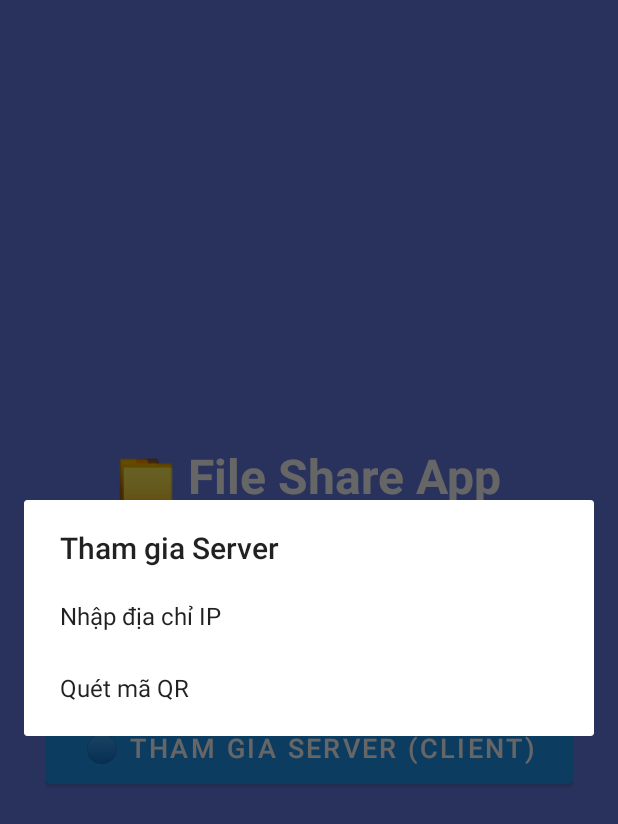
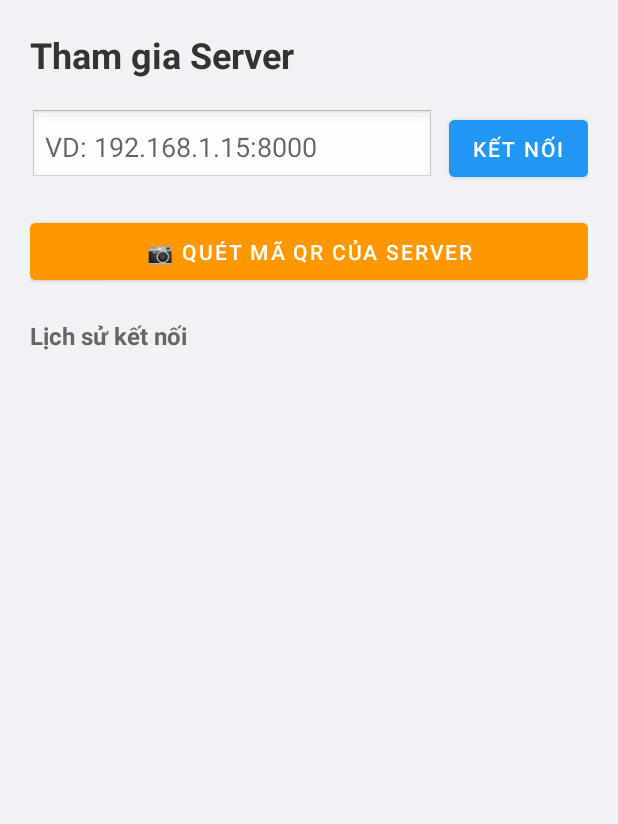
Before and after one commit to Automatic-Anywhere/file-share-app, an Android app: the screen it shows after launch (MainActivity), after a tap on "🔵 THAM GIA SERVER (CLIENT)", on a phone screen of 412 x 824 dp. Shown: the top 824 px of the screen. Run offline under Robolectric (Android 15) with nearby library versions, the phone set to English and light mode, and no system bars; libraries missing offline, so code that uses them is left out: com.google.zxing.integration; 1 statement that could not run was skipped.

Commit message:
Update MainActivity.java

```diff
--- a/app/src/main/java/com/yourname/fileshare/MainActivity.java
+++ b/app/src/main/java/com/yourname/fileshare/MainActivity.java
@@ -4,25 +4,39 @@ import android.annotation.SuppressLint;
 import android.app.DownloadManager;
 import android.content.Context;
 import android.content.Intent;
+import android.content.SharedPreferences;
 import android.net.Uri;
 import android.os.Bundle;
 import android.os.Environment;
 import android.view.View;
+import android.view.ViewGroup;
 import android.webkit.URLUtil;
 import android.webkit.ValueCallback;
 import android.webkit.WebChromeClient;
 import android.webkit.WebSettings;
 import android.webkit.WebView;
 import android.webkit.WebViewClient;
+import android.widget.ArrayAdapter;
+import android.widget.Button;
+import android.widget.EditText;
 import android.widget.LinearLayout;
+import android.widget.ListView;
+import android.widget.TextView;
 import android.widget.Toast;
 
+import androidx.annotation.NonNull;
+import androidx.annotation.Nullable;
 import androidx.appcompat.app.AppCompatActivity;
 
 import com.google.zxing.integration.android.IntentIntegrator;
 import com.google.zxing.integration.android.IntentResult;
 
+import org.json.JSONArray;
+import org.json.JSONException;
+
 import java.io.IOException;
+import java.util.ArrayList;
+import java.util.List;
 
 public class MainActivity extends AppCompatActivity {
 
@@ -31,35 +45,97 @@ public class MainActivity extends AppCompatActivity {
 
     private FileShareServer server;
     private WebView webView;
-    private LinearLayout selectionLayout, webLayout;
+    private LinearLayout selectionLayout, webLayout, clientLayout;
     private ValueCallback<Uri[]> filePathCallback;
+
+    // Lịch sử kết nối
+    private List<String> historyList = new ArrayList<>();
+    private ArrayAdapter<String> historyAdapter;
+    private SharedPreferences prefs;
 
     @Override
     protected void onCreate(Bundle savedInstanceState) {
         super.onCreate(savedInstanceState);
         setContentView(R.layout.activity_main);
 
+        prefs = getSharedPreferences("FileSharePrefs", MODE_PRIVATE);
+
         webView = findViewById(R.id.webView);
         selectionLayout = findViewById(R.id.selectionLayout);
         webLayout = findViewById(R.id.webLayout);
+        clientLayout = findViewById(R.id.clientLayout);
 
+        // --- MÀN HÌNH CHỌN BAN ĐẦU ---
         findViewById(R.id.btnHost).setOnClickListener(v -> startHostMode());
-        findViewById(R.id.btnClient).setOnClickListener(v -> startClientMode());
+        findViewById(R.id.btnClient).setOnClickListener(v -> showClientMode());
 
-        // NÚT QUAY LẠI: Xoá sạch Server và Dữ liệu
+        // --- MÀN HÌNH CLIENT ---
+        findViewById(R.id.btnBackToSelection).setOnClickListener(v -> {
+            clientLayout.setVisibility(View.GONE);
+            selectionLayout.setVisibility(View.VISIBLE);
+        });
+
+        findViewById(R.id.btnConnectIp).setOnClickListener(v -> {
+            EditText et = findViewById(R.id.etIpAddress);
+            String ip = et.getText().toString().trim();
+            if (ip.isEmpty()) {
+                Toast.makeText(this, "Vui lòng nhập IP", Toast.LENGTH_SHORT).show();
+                return;
+            }
+            if (!ip.startsWith("http")) ip = "http://" + ip;
+            if (!ip.contains(":")) ip += ":8000";
+            connectToServer(ip);
+        });
+
+        findViewById(R.id.btnScanQr).setOnClickListener(v -> startQrScan());
+
+        // --- SETUP LỊCH SỬ ---
+        ListView lvHistory = findViewById(R.id.lvHistory);
+        loadHistory();
+
+        historyAdapter = new ArrayAdapter<String>(this, R.layout.item_history, historyList) {
+            @NonNull
+            @Override
+            public View getView(int position, @Nullable View convertView, @NonNull ViewGroup parent) {
+                if (convertView == null) {
+                    convertView = getLayoutInflater().inflate(R.layout.item_history, parent, false);
+                }
+                String url = getItem(position);
+                TextView tvUrl = convertView.findViewById(R.id.tvUrl);
+                Button btnDelete = convertView.findViewById(R.id.btnDelete);
+
+                tvUrl.setText(url);
+
+                // Click vào dòng để kết nối nhanh
+                convertView.setOnClickListener(v -> connectToServer(url));
+
+                // Nút xoá
+                btnDelete.setOnClickListener(v -> {
+                    historyList.remove(position);
+                    saveHistory();
+                    notifyDataSetChanged();
+                });
+
+                return convertView;
+            }
+        };
+        lvHistory.setAdapter(historyAdapter);
+
+        // --- NÚT QUAY LẠI MÀN HÌNH WEB ---
         findViewById(R.id.btnBack).setOnClickListener(v -> {
             if (server != null) {
-                server.clearAllData(); // Xoá file và text
+                server.clearAllData();
                 server.stop();
                 server = null;
             }
-            webView.loadUrl("about:blank"); // Xoá giao diện web hiện tại
+            webView.loadUrl("about:blank");
             webLayout.setVisibility(View.GONE);
             selectionLayout.setVisibility(View.VISIBLE);
-            Toast.makeText(this, "Đã làm sạch dữ liệu phiên làm việc", Toast.LENGTH_SHORT).show();
+            Toast.makeText(this, "Đã làm sạch dữ liệu", Toast.LENGTH_SHORT).show();
         });
     }
 
+    // --- CÁC HÀM XỬ LÝ CHẾ ĐỘ ---
     private void startHostMode() {
         try {
             server = new FileShareServer(this, PORT);
@@ -73,33 +149,9 @@ public class MainActivity extends AppCompatActivity {
         }
     }
 
-    private void startClientMode() {
-        String[] options = {"Nhập địa chỉ IP", "Quét mã QR"};
-        new androidx.appcompat.app.AlertDialog.Builder(this)
-            .setTitle("Tham gia Server")
-            .setItems(options, (dialog, which) -> {
-                if (which == 0) showIpInputDialog();
-                else startQrScan();
-            })
-            .show();
-    }
-
-    private void showIpInputDialog() {
-        android.widget.EditText input = new android.widget.EditText(this);
-        input.setHint("VD: 192.168.1.15:8000");
-        input.setPadding(40, 40, 40, 40);
-
-        new androidx.appcompat.app.AlertDialog.Builder(this)
-            .setTitle("Nhập IP Server")
-            .setView(input)
-            .setPositiveButton("Kết nối", (dialog, which) -> {
-                String ip = input.getText().toString().trim();
-                if (!ip.startsWith("http")) ip = "http://" + ip;
-                if (!ip.contains(":")) ip += ":8000";
-                connectToServer(ip);
-            })
-            .setNegativeButton("Hủy", null)
-            .show();
+    private void showClientMode() {
+        selectionLayout.setVisibility(View.GONE);
+        clientLayout.setVisibility(View.VISIBLE);
     }
 
     private void startQrScan() {
@@ -107,12 +159,41 @@ public class MainActivity extends AppCompatActivity {
     }
 
     private void connectToServer(String url) {
-        selectionLayout.setVisibility(View.GONE);
+        // Lưu vào lịch sử nếu chưa có
+        if (!historyList.contains(url)) {
+            historyList.add(0, url); // Thêm lên đầu
+            if (historyList.size() > 10) historyList.remove(10); // Giới hạn 10 cái
+            saveHistory();
+            historyAdapter.notifyDataSetChanged();
+        }
+
+        clientLayout.setVisibility(View.GONE);
         webLayout.setVisibility(View.VISIBLE);
         setupWebView();
         webView.loadUrl(url);
     }
 
+    // --- HÀM LƯU / TẢI LỊCH SỬ ---
+    private void loadHistory() {
+        String json = prefs.getString("history", "[]");
+        try {
+            JSONArray array = new JSONArray(json);
+            historyList.clear();
+            for (int i = 0; i < array.length(); i++) {
+                historyList.add(array.getString(i));
+            }
+        } catch (JSONException e) {
+            e.printStackTrace();
+        }
+    }
+
+    private void saveHistory() {
+        JSONArray array = new JSONArray();
+        for (String url : historyList) array.put(url);
+        prefs.edit().putString("history", array.toString()).apply();
+    }
+
+    // --- CẤU HÌNH WEBVIEW ---
     @SuppressLint("SetJavaScriptEnabled")
     private void setupWebView() {
         WebSettings webSettings = webView.getSettings();
```
